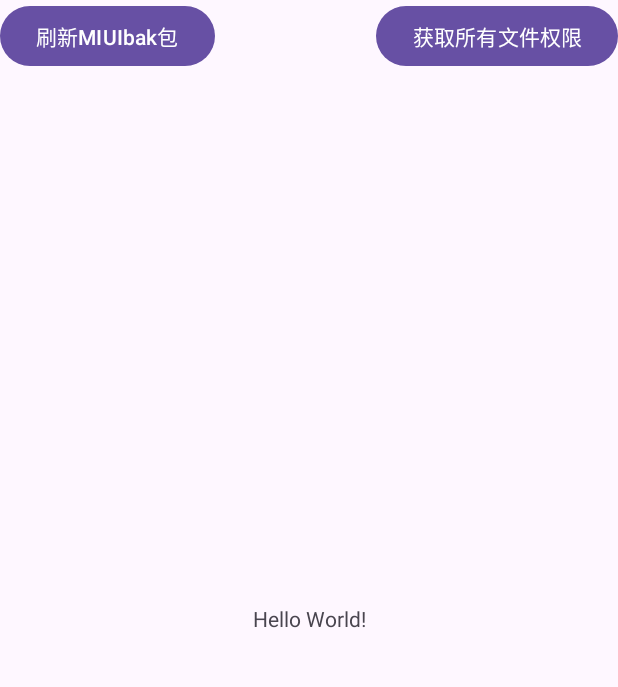
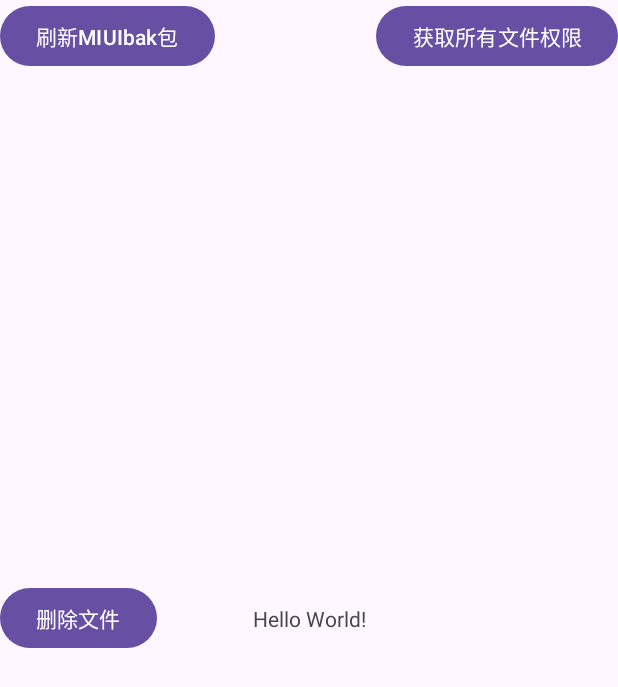
Before and after one commit to Yusa0v0/Sleep-Analy, an Android app: the screen it shows after launch (MainActivity), after a tap on "获取所有文件权限", on a phone screen of 412 x 824 dp. Shown: the top 687 px of the screen. Run offline under Robolectric (Android 15) with nearby library versions, the phone set to English and light mode, and no system bars; libraries missing offline, so code that uses them is left out: com.permissionx.guolindev; 1 statement that could not run was skipped.

Commit message:
增加了删文件的功能

```diff
--- a/app/src/main/java/com/example/sleep_analy/MainActivity.java
+++ b/app/src/main/java/com/example/sleep_analy/MainActivity.java
@@ -84,13 +84,10 @@ public class MainActivity extends AppCompatActivity {
         button.setOnClickListener(new View.OnClickListener() {
             @Override
             public void onClick(View view) {
-
                 ParseBak.testWriteMIUIFile();
-//                writeDataFile("test.txt","content");
                 Toast.makeText(MainActivity.this,"已刷新",Toast.LENGTH_SHORT).show();
 
             }
-
         });
 
         Button button2=findViewById(R.id.getAllFileOp);
@@ -101,7 +98,17 @@ public class MainActivity extends AppCompatActivity {
                 Intent intent = new Intent(Settings.ACTION_MANAGE_ALL_FILES_ACCESS_PERMISSION);
                 startActivityForResult(intent, REQUEST_CODE_PERMISSION);
 
+                Toast.makeText(MainActivity.this,"按钮被点击了",Toast.LENGTH_SHORT).show();
 
+            }
+
+        });
+
+        Button button3=findViewById(R.id.deleteFile);
+        button3.setOnClickListener(new View.OnClickListener() {
+            @Override
+            public void onClick(View view) {
+                ParseBak.testDeleteMIUIFile();
                 Toast.makeText(MainActivity.this,"按钮被点击了",Toast.LENGTH_SHORT).show();
 
             }
--- a/app/src/main/res/layout/activity_main.xml
+++ b/app/src/main/res/layout/activity_main.xml
@@ -29,5 +29,15 @@
         app:layout_constraintEnd_toEndOf="parent"
         />
 
+    <Button
+        android:id="@+id/deleteFile"
+        android:layout_width="wrap_content"
+        android:layout_height="wrap_content"
+        android:text="删除文件"
+        app:layout_constraintTop_toTopOf="parent"
+        app:layout_constraintBottom_toBottomOf="parent"
+
+        />
+
 
 </androidx.constraintlayout.widget.ConstraintLayout>
```
Also changed, not shown: app/src/main/java/com/example/sleep_analy/Tools/ParseBak.java (+9 -0 lines).
